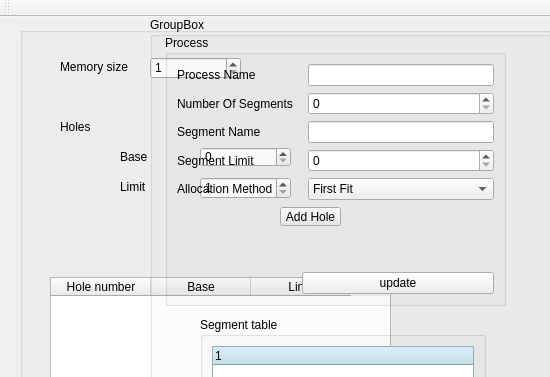
Old version of the form mainwindow.ui in the repository yarazakii/memory-allocation; both pictures show x 0 to 550 and y 0 to 377 of the 924 by 900 pixel window.
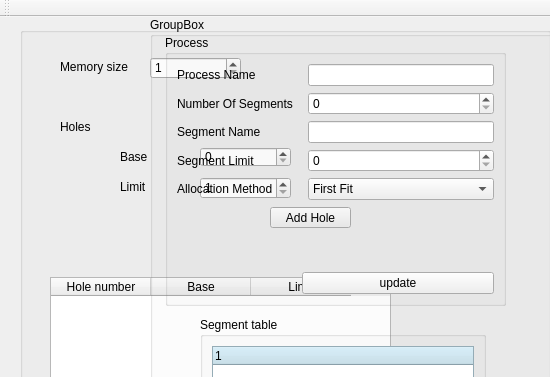
New version of the form.

Diff of the .ui file:
```diff
--- a/mainwindow.ui
+++ b/mainwindow.ui
@@ -29,10 +29,10 @@
     <widget class="QToolButton" name="update">
      <property name="geometry">
       <rect>
-       <x>260</x>
+       <x>250</x>
        <y>180</y>
-       <width>61</width>
-       <height>19</height>
+       <width>81</width>
+       <height>21</height>
       </rect>
      </property>
      <property name="text">
```
